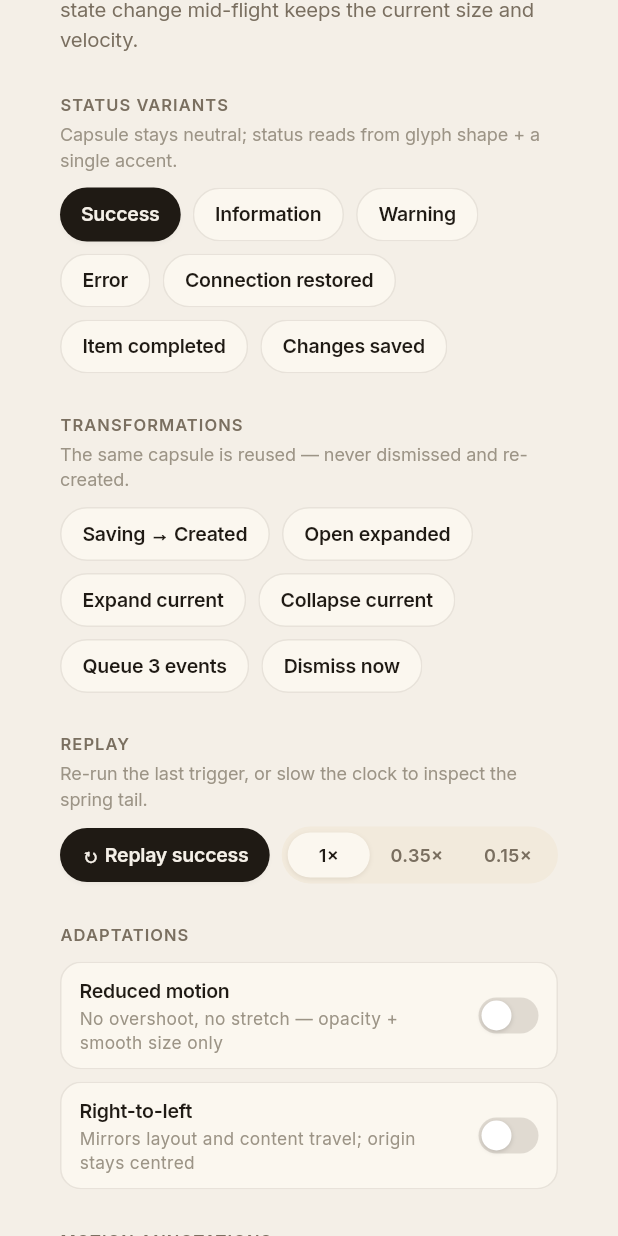
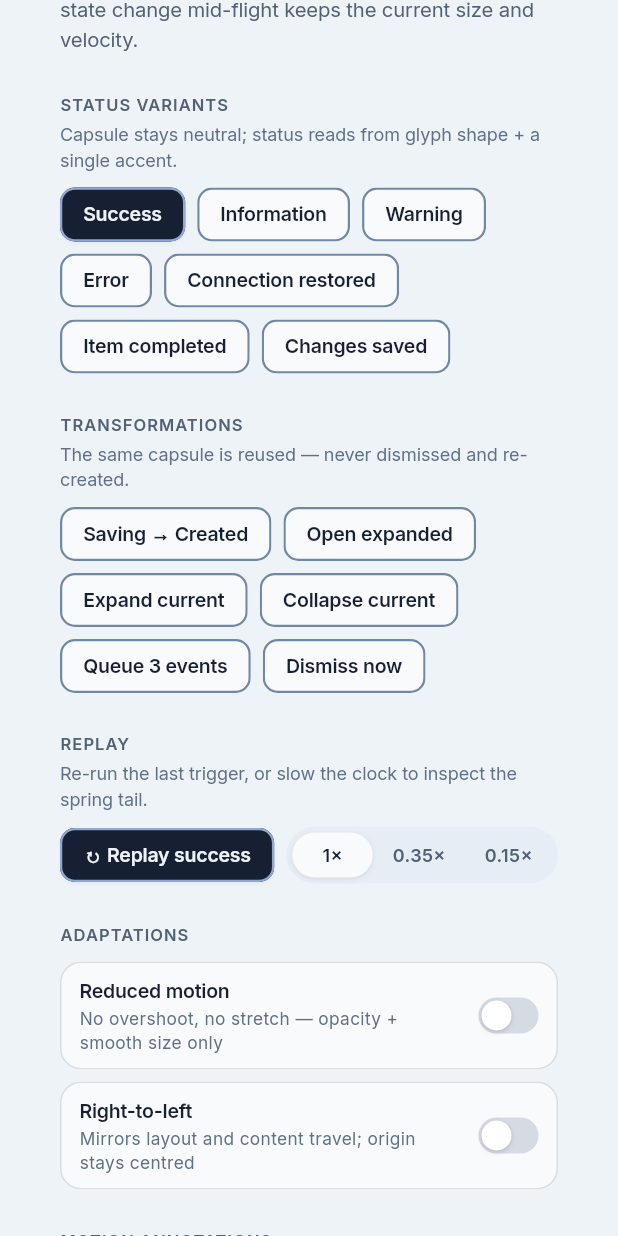
Before and after one commit to FadyFayezYounan/capsule_toast, a Flutter app: the screen it shows after launch, scrolled down 1152 dp, on a phone screen of 412 x 824 dp. Run offline on Flutter 3.47's test engine with Material 3 defaults, Android fonts, the light colour scheme and no system bars; our stand-ins replace google_fonts.

Commit message:
style: refresh example visual identity

```diff
--- a/example/lib/lab/lab_panel.dart
+++ b/example/lib/lab/lab_panel.dart
@@ -41,9 +41,9 @@ class PanelSection extends StatelessWidget {
   }
 }
 
-/// Pill button used throughout the control panel.
+/// Control button used throughout the control panel.
 class LabButton extends StatelessWidget {
-  /// Creates a pill button labelled [label].
+  /// Creates a control button labelled [label].
   const LabButton({
     super.key,
     required this.label,
@@ -66,18 +66,19 @@ class LabButton extends StatelessWidget {
       height: 36,
       child: Material(
         color: primary ? Lab.ink : Lab.card,
-        borderRadius: BorderRadius.circular(999),
+        borderRadius: BorderRadius.circular(10),
         elevation: primary ? 1 : 0,
         shadowColor: const Color(0x24000000),
         child: InkWell(
           onTap: onPressed,
-          borderRadius: BorderRadius.circular(999),
+          borderRadius: BorderRadius.circular(10),
           child: Ink(
             decoration: BoxDecoration(
-              borderRadius: BorderRadius.circular(999),
-              border: primary
-                  ? null
-                  : Border.all(color: Lab.hairline, width: 1),
+              borderRadius: BorderRadius.circular(10),
+              border: Border.all(
+                color: primary ? Lab.primaryButtonBorder : Lab.buttonBorder,
+                width: 1.5,
+              ),
             ),
             child: Padding(
               padding: const EdgeInsets.symmetric(horizontal: 14),
--- a/example/lib/lab/lab_tokens.dart
+++ b/example/lib/lab/lab_tokens.dart
@@ -3,32 +3,38 @@
 import 'package:flutter/material.dart';
 import 'package:google_fonts/google_fonts.dart';
 
-/// Design tokens mirrored from the reference motion prototype.
+/// Design tokens for the interactive capsule toast lab.
 ///
-/// Values are transcribed verbatim from the design system's token sheet so the
-/// lab and the prototype can be compared side by side.
+/// The cool blue/slate treatment gives the example a distinct visual identity
+/// while keeping its motion, layout, and interactions focused on the package.
 abstract final class Lab {
   // ── Surfaces ──
-  /// Warm off-white page background.
-  static const Color bg = Color(0xFFF4EFE7);
+  /// Pale blue-gray page background.
+  static const Color bg = Color(0xFFEEF3F8);
 
-  /// Recessed surface behind frozen specimens.
-  static const Color bgDeep = Color(0xFFEDE6DA);
+  /// Recessed blue-gray surface behind frozen specimens.
+  static const Color bgDeep = Color(0xFFE2EAF2);
 
-  /// Soft beige card fill.
-  static const Color card = Color(0xFFFBF7EF);
+  /// Crisp near-white card fill.
+  static const Color card = Color(0xFFF8FAFC);
 
-  /// Slightly deeper fill for nested chips and tracks.
-  static const Color cardAlt = Color(0xFFF2EADC);
+  /// Cool slate fill for nested chips and tracks.
+  static const Color cardAlt = Color(0xFFE6EDF5);
 
-  /// Hairline stroke, `rgba(60,45,30,0.10)`.
-  static const Color hairline = Color(0x1A3C2D1E);
+  /// Low-emphasis blue-gray hairline stroke.
+  static const Color hairline = Color(0x33566B85);
 
-  /// Divider stroke, `rgba(60,45,30,0.06)`.
-  static const Color divider = Color(0x0F3C2D1E);
+  /// Faint blue-gray divider stroke.
+  static const Color divider = Color(0x1F566B85);
 
-  /// Inactive toggle track, `rgba(60,45,30,0.14)`.
-  static const Color toggleTrack = Color(0x243C2D1E);
+  /// Inactive blue-gray toggle track.
+  static const Color toggleTrack = Color(0x38566B85);
+
+  /// Solid outline for secondary control buttons.
+  static const Color buttonBorder = Color(0xFF7187A6);
+
+  /// Contrasting outline for primary control buttons.
+  static const Color primaryButtonBorder = Color(0xFF8FA7D4);
 
   // ── Dark app surfaces ──
   // From the reference dark token sheet. These dress the phone canvas only;
@@ -50,30 +56,30 @@ abstract final class Lab {
   static const Color darkMuted = Color(0xFF9A9A94);
 
   // ── Type ──
-  /// Charcoal primary text.
-  static const Color ink = Color(0xFF1F1A14);
+  /// Deep navy primary text.
+  static const Color ink = Color(0xFF172033);
 
-  /// Secondary heading text.
-  static const Color ink2 = Color(0xFF3D352A);
+  /// Slate secondary heading text.
+  static const Color ink2 = Color(0xFF334155);
 
-  /// Muted body text.
-  static const Color muted = Color(0xFF7A6F60);
+  /// Muted slate body text.
+  static const Color muted = Color(0xFF526174);
 
-  /// Faintest supporting text.
-  static const Color muted2 = Color(0xFF9C9486);
+  /// Faint blue-gray supporting text.
+  static const Color muted2 = Color(0xFF607086);
 
   // ── Accents ──
-  /// Amber accent used for the eyebrow and timeline bands.
-  static const Color amber = Color(0xFFC0833D);
+  /// Indigo accent used for the eyebrow and timeline bands.
+  static const Color amber = Color(0xFF526FA8);
 
-  /// Sage accent used for active toggles and the live state dot.
-  static const Color sage = Color(0xFF7E8E6D);
+  /// Teal accent used for active toggles and the live state dot.
+  static const Color sage = Color(0xFF3F8884);
 
-  /// Amber timeline band, `rgba(192,131,61,0.16)`.
-  static const Color bandAmber = Color(0x29C0833D);
+  /// Indigo timeline band at 16 percent opacity.
+  static const Color bandAmber = Color(0x29526FA8);
 
-  /// Sage timeline band, `rgba(126,142,109,0.16)`.
-  static const Color bandSage = Color(0x297E8E6D);
+  /// Teal timeline band at 16 percent opacity.
+  static const Color bandSage = Color(0x293F8884);
 
   /// Panel column width from the reference layout.
   static const double panelWidth = 430;
```
Also changed, not shown: 1 other file.
